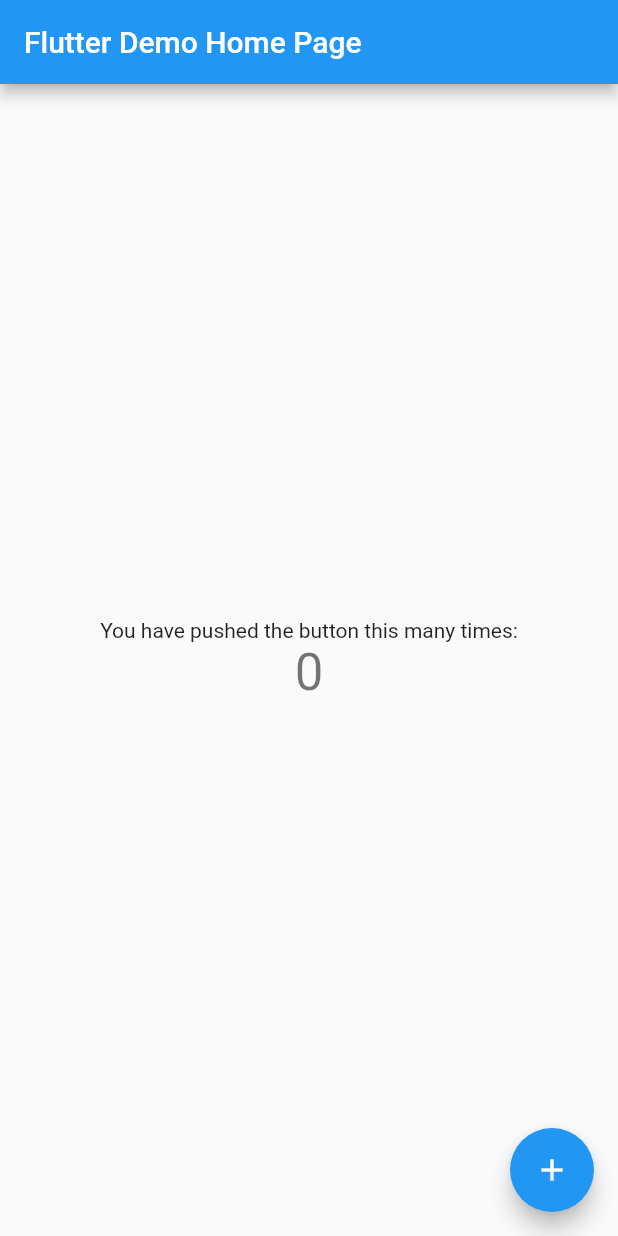
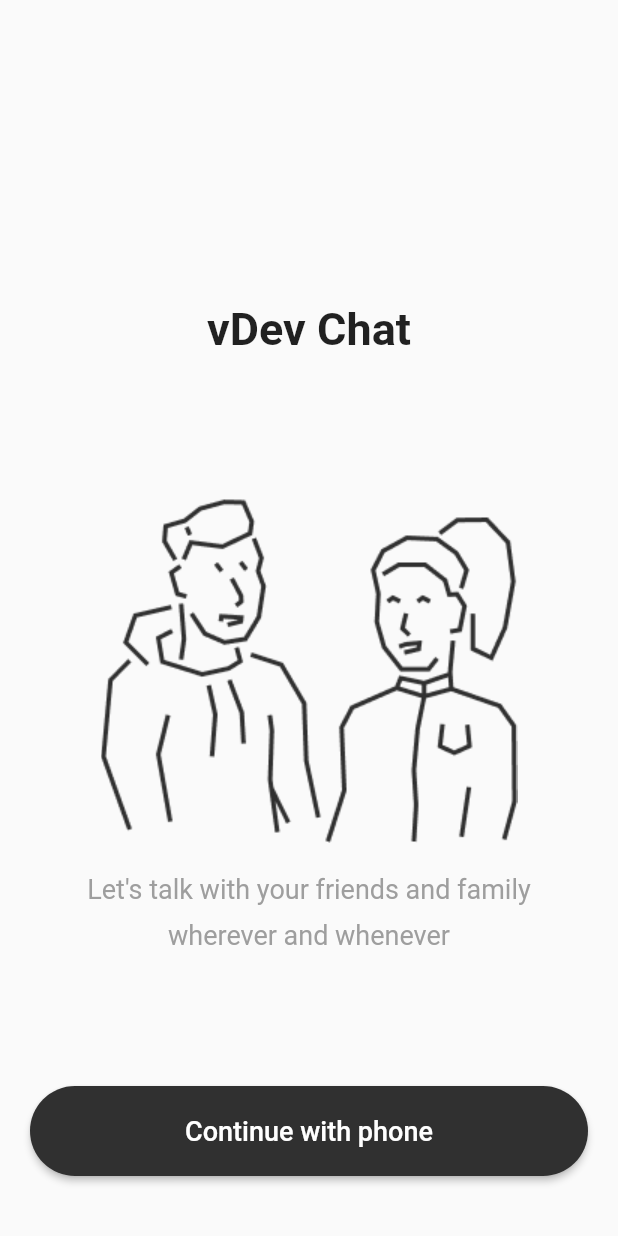
Before and after one commit to huynhminhvangit/vdev_chat, a Flutter app: the screen it shows after launch, on a phone screen of 412 x 824 dp. Run offline on Flutter 3.47's test engine with Material 2 defaults, Android fonts, the phone set to English and light mode, and no system bars; our stand-ins replace flutter_dotenv.

Commit message:
add welcome page

```diff
--- a/lib/main.dart
+++ b/lib/main.dart
@@ -1,113 +1,9 @@
 import 'package:flutter/material.dart';
+import 'package:flutter_dotenv/flutter_dotenv.dart';
 
-void main() {
+import 'src/app.dart';
+
+Future main() async {
+  await dotenv.load(fileName: ".env");
   runApp(MyApp());
 }
-
-class MyApp extends StatelessWidget {
-  // This widget is the root of your application.
-  @override
-  Widget build(BuildContext context) {
-    return MaterialApp(
-      title: 'Flutter Demo',
-      theme: ThemeData(
-        // This is the theme of your application.
-        //
-        // Try running your application with "flutter run". You'll see the
-        // application has a blue toolbar. Then, without quitting the app, try
-        // changing the primarySwatch below to Colors.green and then invoke
-        // "hot reload" (press "r" in the console where you ran "flutter run",
-        // or simply save your changes to "hot reload" in a Flutter IDE).
-        // Notice that the counter didn't reset back to zero; the application
-        // is not restarted.
-        primarySwatch: Colors.blue,
-      ),
-      home: MyHomePage(title: 'Flutter Demo Home Page'),
-    );
-  }
-}
-
-class MyHomePage extends StatefulWidget {
-  MyHomePage({Key? key, required this.title}) : super(key: key);
-
-  // This widget is the home page of your application. It is stateful, meaning
-  // that it has a State object (defined below) that contains fields that affect
-  // how it looks.
-
-  // This class is the configuration for the state. It holds the values (in this
-  // case the title) provided by the parent (in this case the App widget) and
-  // used by the build method of the State. Fields in a Widget subclass are
-  // always marked "final".
-
-  final String title;
-
-  @override
-  _MyHomePageState createState() => _MyHomePageState();
-}
-
-class _MyHomePageState extends State<MyHomePage> {
-  int _counter = 0;
-
-  void _incrementCounter() {
-    setState(() {
-      // This call to setState tells the Flutter framework that something has
-      // changed in this State, which causes it to rerun the build method below
-      // so that the display can reflect the updated values. If we changed
-      // _counter without calling setState(), then the build method would not be
-      // called again, and so nothing would appear to happen.
-      _counter++;
-    });
-  }
-
-  @override
-  Widget build(BuildContext context) {
-    // This method is rerun every time setState is called, for instance as done
-    // by the _incrementCounter method above.
-    //
-    // The Flutter framework has been optimized to make rerunning build methods
-    // fast, so that you can just rebuild anything that needs updating rather
-    // than having to individually change instances of widgets.
-    return Scaffold(
-      appBar: AppBar(
-        // Here we take the value from the MyHomePage object that was created by
-        // the App.build method, and use it to set our appbar title.
-        title: Text(widget.title),
-      ),
-      body: Center(
-        // Center is a layout widget. It takes a single child and positions it
-        // in the middle of the parent.
-        child: Column(
-          // Column is also a layout widget. It takes a list of children and
-          // arranges them vertically. By default, it sizes itself to fit its
-          // children horizontally, and tries to be as tall as its parent.
-          //
-          // Invoke "debug painting" (press "p" in the console, choose the
-          // "Toggle Debug Paint" action from the Flutter Inspector in Android
-          // Studio, or the "Toggle Debug Paint" command in Visual Studio Code)
-          // to see the wireframe for each widget.
-          //
-          // Column has various properties to control how it sizes itself and
-          // how it positions its children. Here we use mainAxisAlignment to
-          // center the children vertically; the main axis here is the vertical
-          // axis because Columns are vertical (the cross axis would be
-          // horizontal).
-          mainAxisAlignment: MainAxisAlignment.center,
-          children: <Widget>[
-            Text(
-              'You have pushed the button this many times:',
-            ),
-            Text(
-              '$_counter',
-              style: Theme.of(context).textTheme.headline4,
-            ),
-          ],
-        ),
-      ),
-      floatingActionButton: FloatingActionButton(
-        onPressed: _incrementCounter,
-        tooltip: 'Increment',
-        child: Icon(Icons.add),
-      ), // This trailing comma makes auto-formatting nicer for build methods.
-    );
-  }
-}
--- /dev/null
+++ b/lib/src/app.dart
@@ -0,0 +1,26 @@
+import 'package:flutter/material.dart';
+import 'package:flutter_dotenv/flutter_dotenv.dart';
+import 'package:vdev_chat/src/resources/welcome_page.dart';
+
+import 'resources/home_page.dart';
+
+class MyApp extends StatefulWidget {
+  const MyApp({Key? key}) : super(key: key);
+
+  @override
+  _MyAppState createState() => _MyAppState();
+}
+
+class _MyAppState extends State<MyApp> {
+  final env = dotenv.env;
+
+  @override
+  Widget build(BuildContext context) {
+    return MaterialApp(
+      debugShowCheckedModeBanner: false,
+      theme: ThemeData(primaryColor: Colors.blue.shade100),
+      title: env['NAME'].toString(),
+      home: env['IS_LOGIN'] != null ? HomePage() : WelcomePage(),
+    );
+  }
+}
--- /dev/null
+++ b/lib/src/resources/home_page.dart
@@ -0,0 +1,29 @@
+import 'package:flutter/material.dart';
+import 'package:flutter_dotenv/flutter_dotenv.dart';
+
+class HomePage extends StatefulWidget {
+  const HomePage({Key? key}) : super(key: key);
+
+  @override
+  _HomePageState createState() => _HomePageState();
+}
+
+class _HomePageState extends State<HomePage> {
+  final env = dotenv.env;
+
+  @override
+  Widget build(BuildContext context) {
+    return Scaffold(
+      appBar: AppBar(
+        title: Text(env['NAME'].toString()),
+        elevation: 0,
+        backgroundColor: Color(0xfff2f2f2),
+        actions: [IconButton(onPressed: () {}, icon: Icon(Icons.search))],
+      ),
+      body: Container(
+        color: Color(0xfff2f2f2),
+      ),
+    );
+  }
+
+}
--- /dev/null
+++ b/lib/src/resources/welcome_page.dart
@@ -0,0 +1,77 @@
+import 'package:flutter/material.dart';
+import 'package:flutter_dotenv/flutter_dotenv.dart';
+
+class WelcomePage extends StatefulWidget {
+  const WelcomePage({Key? key}) : super(key: key);
+
+  @override
+  _WelcomePageState createState() => _WelcomePageState();
+}
+
+class _WelcomePageState extends State<WelcomePage> {
+  final env = dotenv.env;
+
+  @override
+  Widget build(BuildContext context) {
+    return Scaffold(
+      body: Container(
+        alignment: Alignment.bottomCenter,
+        padding: EdgeInsets.all(20),
+        constraints: BoxConstraints.expand(),
+        child: SingleChildScrollView(
+          child: Column(
+            mainAxisAlignment: MainAxisAlignment.end,
+            crossAxisAlignment: CrossAxisAlignment.center,
+            children: [
+              Text(
+                env['NAME'].toString(),
+                style: TextStyle(fontSize: 30, fontWeight: FontWeight.bold),
+              ),
+              SizedBox(
+                height: 50,
+              ),
+              Image.asset('assets/images/illustration.png'),
+              SizedBox(
+                height: 20,
+              ),
+              Text(
+                'Let\'s talk with your friends and family',
+                style: TextStyle(fontSize: 18, color: Color(0xff9e9e9e)),
+              ),
+              SizedBox(
+                height: 10,
+              ),
+              Text(
+                'wherever and whenever',
+                style: TextStyle(fontSize: 18, color: Color(0xff9e9e9e)),
+              ),
+              SizedBox(height: 90,),
+              ElevatedButton(
+                style: ElevatedButton.styleFrom(
+                  primary: Color(0xff303030),
+                  shape: RoundedRectangleBorder(
+                    borderRadius: BorderRadius.circular(30),
+                  ),
+                ),
+                onPressed: () {},
+                child: Container(
+                  alignment: Alignment.center,
+                  width: double.infinity,
+                  height: 60,
+                  child: Text(
+                    'Continue with phone',
+                    style: TextStyle(
+                        fontSize: 18,
+                        color: Colors.white
+                    ),
+                  ),
+                ),
+              ),
+              SizedBox(height: 20,)
+            ],
+          ),
+        ),
+      ),
+    );
+  }
+}
--- a/pubspec.yaml
+++ b/pubspec.yaml
@@ -28,6 +28,7 @@ dependencies:
   # The following adds the Cupertino Icons font to your application.
   # Use with the CupertinoIcons class for iOS style icons.
   cupertino_icons: ^1.0.2
+  flutter_dotenv: ^5.0.0
 
 dev_dependencies:
   flutter_test:
@@ -45,8 +46,9 @@ flutter:
   uses-material-design: true
 
   # To add assets to your application, add an assets section, like this:
-  # assets:
-  #   - images/a_dot_burr.jpeg
+  assets:
+     - .env
+     - assets/images/illustration.png
   #   - images/a_dot_ham.jpeg
 
   # An image asset can refer to one or more resolution-specific "variants", see
```
Also changed, not shown: assets/images/illustration.png (added), pubspec.lock, 3 other files.
